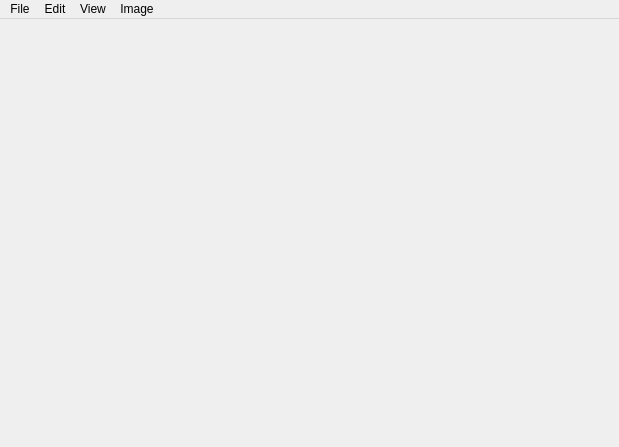
This is designer/DrawingWindowUI.ui in skitzycat/beedraw as Qt 5 draws it before an edit. The edited form follows.
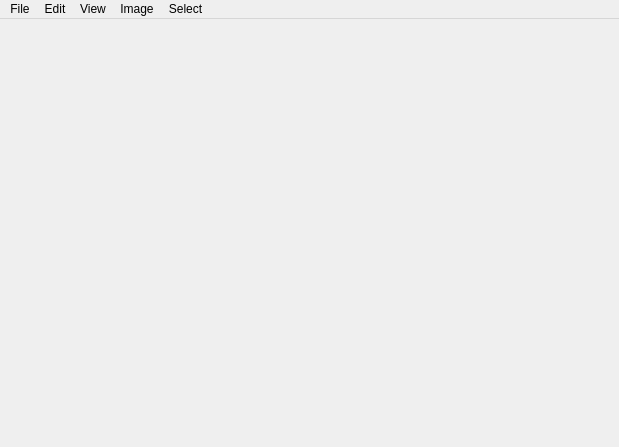
This is the edited form.

Commit message: added in selection clear menu option, added locks to selection, trying to improve feather select

The edit to the form file:
```diff
--- a/designer/DrawingWindowUI.ui
+++ b/designer/DrawingWindowUI.ui
@@ -104,10 +104,17 @@
     <addaction name="actionFlatten_Image" />
     <addaction name="menuTransform" />
    </widget>
+   <widget class="QMenu" name="menuSelect" >
+    <property name="title" >
+     <string>Select</string>
+    </property>
+    <addaction name="action_Select_None" />
+   </widget>
    <addaction name="menuFile" />
    <addaction name="menuEdit" />
    <addaction name="menuView" />
    <addaction name="menuImage" />
+   <addaction name="menuSelect" />
   </widget>
   <action name="action_File_Save_As" >
    <property name="text" >
```
Left out of the diff: 5 changed lines with no effect on the pictures. The commit also changes 4 other files.
